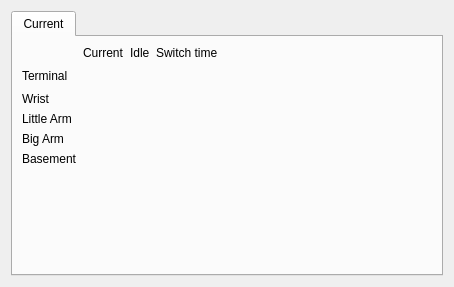
Above: source/plugin/t4/motorconfig.ui from ww4u/mct-t4 before the change. Below: the same form after it.
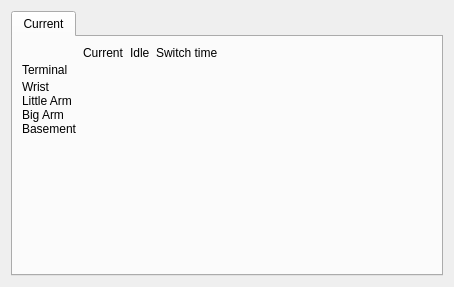
That is the form after the change. Icons and pictures are not drawn. Custom widgets are drawn as their Qt base class.

```diff
--- a/source/plugin/t4/motorconfig.ui
+++ b/source/plugin/t4/motorconfig.ui
@@ -24,6 +24,9 @@
        <string>Current</string>
       </attribute>
       <layout class="QGridLayout" name="gridLayout">
+       <property name="verticalSpacing">
+        <number>0</number>
+       </property>
        <item row="0" column="0">
         <widget class="QLabel" name="label_3">
          <property name="text">
```
